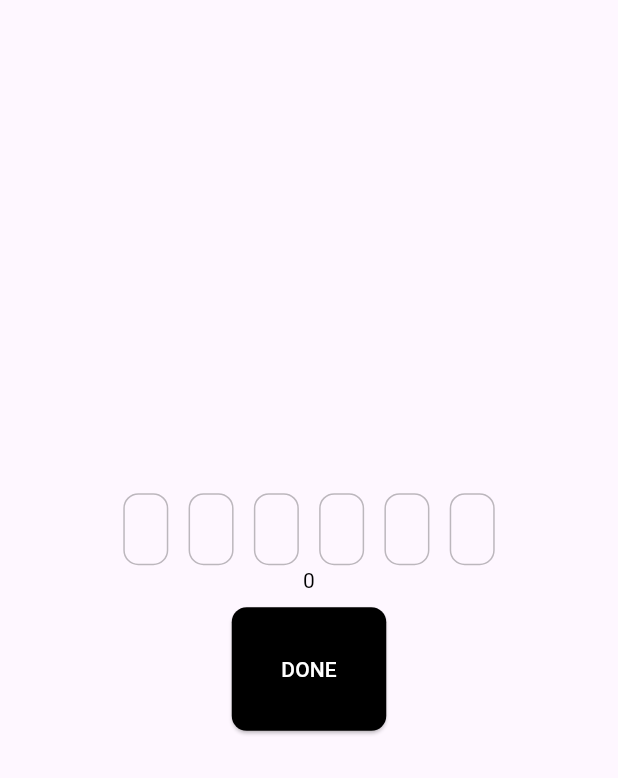
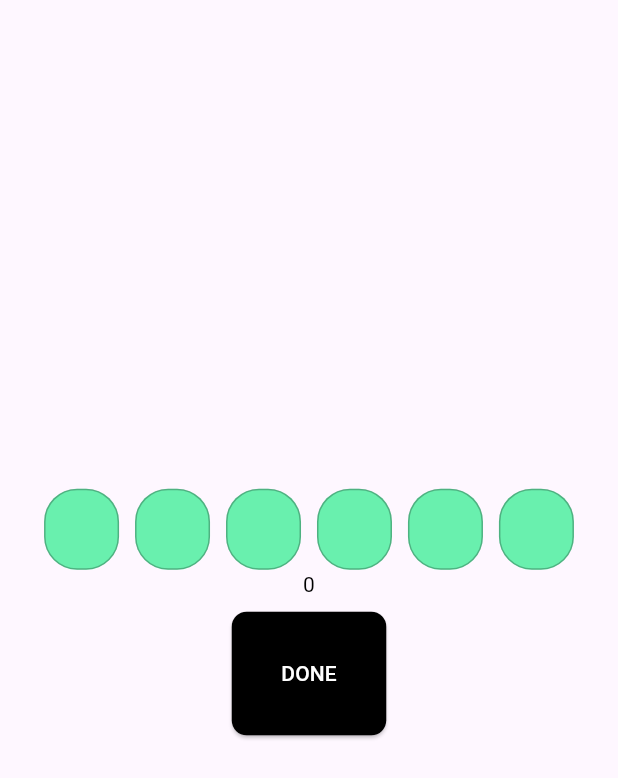
Before and after one commit to bekoorel/login-using-phone-flutter-app, a Flutter app: the INSERTOTP screen opened by its route, on a phone screen of 412 x 824 dp. Shown: the top 778 px of the screen. Run offline on Flutter 3.47's test engine with Material 3 defaults, Android fonts, the phone set to English and light mode, and no system bars; drawn by our look-alikes of otp_text_field; our stand-ins replace firebase_auth, firebase_core, flutter_riverpod, go_router; accounts and stored records are empty.

Commit message:
editing the otp filde

```diff
--- a/lib/core/colors/colors.dart
+++ b/lib/core/colors/colors.dart
@@ -1,5 +1,8 @@
 import 'package:flutter/material.dart';
 
-class COLORS{
-  static Color black=Colors.black;
-  static Color white=Colors.white;}
+class COLORS {
+  static Color black = Colors.black;
+  static Color white = Colors.white;
+  static Color greenAccent = Colors.greenAccent;
+  static Color blueAccent = Colors.blueAccent;
+}
--- a/lib/core/router/page_router.dart
+++ b/lib/core/router/page_router.dart
@@ -1,7 +1,7 @@
 import 'package:go_router/go_router.dart';
-import 'package:login_using_phone_v2/Features/Login_Using_Phone/interface/screens/enter_the_otp.dart';
-import 'package:login_using_phone_v2/Features/Login_Using_Phone/interface/screens/enter_your_phone.dart';
-import 'package:login_using_phone_v2/Features/Login_Using_Phone/interface/screens/log_out.dart';
+import 'package:login_using_phone_v2/Features/login/interface/screens/enter_the_otp.dart';
+import 'package:login_using_phone_v2/Features/login/interface/screens/enter_your_phone.dart';
+import 'package:login_using_phone_v2/Features/login/interface/screens/log_out.dart';
 
 
 List<RouteBase> routes = [
--- a/lib/Features/Login_Using_Phone/interface/screens/enter_the_otp.dart
+++ b/lib/features/login/interface/screens/enter_the_otp.dart
@@ -1,8 +1,8 @@
 import 'package:flutter/material.dart';
 import 'package:flutter_riverpod/flutter_riverpod.dart';
-import 'package:login_using_phone_v2/Features/Login_Using_Phone/logic/all_logic.dart';
+import 'package:login_using_phone_v2/Features/login/logic/all_logic.dart';
+import 'package:login_using_phone_v2/Features/login/logic/providers.dart';
 import 'package:login_using_phone_v2/core/colors/colors.dart';
-import 'package:otp_text_field/otp_field.dart';
 
 import '../widget/all_widget.dart';
 
@@ -15,31 +15,28 @@ class INSERTOTP extends ConsumerStatefulWidget {
 }
 
 class _INSERTOTPState extends ConsumerState<INSERTOTP> {
-  final OtpFieldController otp = OtpFieldController();
+
 
   LOGICLOGIN logiclogin = LOGICLOGIN();
-@override
-  void initState() {
 
-    super.initState();
-    ref.read(countdownProvider.notifier).startTimer();
-  }
   @override
   Widget build(BuildContext context) {
-    final counter = ref.watch(countdownProvider);
+    final count = ref.watch(countdownProvider);
     return Scaffold(
       body: Column(
         mainAxisAlignment: MainAxisAlignment.center,
         children: [
-          Center(child: insertOTP(context, otp)),
+          Center(child: insertOTP(context)),
           Text(
-           /* counter > 0 ?*/ '$counter'/* : 'done'*/,
+            '$count',
             style: TextStyle(color: COLORS.black),
           ),
-          nextButton(
+         nextButton(
             context,
             "DONE",
-            () =>ref.read(countdownProvider.notifier).increment() /*logiclogin.submentotp(context, otp.toString())*/,
+            () => ref
+                .read(countdownProvider.notifier)
+                .increment() /*logiclogin.submentotp(context, otp.toString())*/,
           ),
         ],
       ),
--- a/lib/Features/Login_Using_Phone/interface/screens/log_out.dart
+++ b/lib/features/login/interface/screens/log_out.dart
@@ -1,6 +1,6 @@
 import 'package:flutter/material.dart';
-import 'package:login_using_phone_v2/Features/Login_Using_Phone/interface/widget/all_widget.dart';
-import 'package:login_using_phone_v2/Features/Login_Using_Phone/logic/all_logic.dart';
+import 'package:login_using_phone_v2/Features/login/interface/widget/all_widget.dart';
+import 'package:login_using_phone_v2/Features/login/logic/all_logic.dart';
 
 // ignore: must_be_immutable
 class MIANSCREEN extends StatelessWidget {
--- a/lib/Features/Login_Using_Phone/interface/widget/all_widget.dart
+++ b/lib/features/login/interface/widget/all_widget.dart
@@ -1,20 +1,23 @@
 import 'package:flutter/material.dart';
 import 'package:login_using_phone_v2/core/colors/colors.dart';
+
 import 'package:otp_text_field/otp_field.dart';
+import 'package:otp_text_field/otp_field_style.dart';
 import 'package:otp_text_field/style.dart';
 
-Widget insertNaumber(BuildContext context,controllerphone) {
+Widget insertNaumber(BuildContext context, controllerphone) {
   return Container(
     margin: const EdgeInsets.all(15),
-    child:  TextField(controller: controllerphone,
-      decoration:const InputDecoration(
+    child: TextField(
+      controller: controllerphone,
+      decoration: const InputDecoration(
           enabledBorder: OutlineInputBorder(
               borderRadius: BorderRadius.all(Radius.circular(20)))),
     ),
   );
 }
 
-Widget nextButton(BuildContext context, textchild,Function dosomsing) {
+Widget nextButton(BuildContext context, textchild, Function dosomsing) {
   return Container(
     height: MediaQuery.of(context).size.height / 10,
     width: MediaQuery.of(context).size.width / 4,
@@ -41,14 +44,24 @@ Widget nextButton(BuildContext context, textchild,Function dosomsing) {
     ),
   );
 }
-Widget insertOTP(BuildContext context,otpController) {
+
+Widget insertOTP(BuildContext context) {
   return OTPTextField(
     length: 6,
-    width: MediaQuery.of(context).size.width / 1.5,
-    style: const TextStyle(fontSize: 17),
+    width: MediaQuery.of(context).size.width / 1.1,
+    fieldWidth: 50,
+    keyboardType: TextInputType.number,
+
+    style: const TextStyle(fontSize: 25),
     textFieldAlignment: MainAxisAlignment.spaceEvenly,
     fieldStyle: FieldStyle.box,
-   // onCompleted: (pin) {},
-   controller: otpController,
+    outlineBorderRadius: 22.0,
+    otpFieldStyle: OtpFieldStyle(
+      backgroundColor: COLORS.greenAccent,
+      borderColor: COLORS.blueAccent,
+    ),
+    // onCompleted: (pin) {},
+    // controller: otpController,
+    onChanged: (value) {},
   );
 }
--- /dev/null
+++ b/lib/features/login/logic/providers.dart
@@ -0,0 +1,6 @@
+import 'package:flutter_riverpod/flutter_riverpod.dart';
+import 'package:login_using_phone_v2/Features/login/logic/all_logic.dart';
+
+final countdownProvider = NotifierProvider<COUNTEROTP, dynamic>(() {
+  return COUNTEROTP();
+});
--- a/lib/main.dart
+++ b/lib/main.dart
@@ -8,7 +8,7 @@
 void main() async {
   WidgetsFlutterBinding.ensureInitialized();
   await Firebase.initializeApp(options: DefaultFirebaseOptions.currentPlatform);
-  runApp(const ProviderScope(child: MyApp() ) );
+  runApp(const ProviderScope(child: MyApp()));
 }
 
 class MyApp extends StatelessWidget {
```
Also changed, not shown: lib/features/login/logic/all_logic.dart (renamed from lib/Features/Login_Using_Phone/logic/all_logic.dart, +6 -23 lines), lib/features/login/interface/screens/enter_your_phone.dart (renamed from lib/Features/Login_Using_Phone/interface/screens/enter_your_phone.dart), lib/features/login/logic/firebase_phone_auth.dart (renamed from lib/Features/Login_Using_Phone/logic/firebase_phone_auth.dart).
